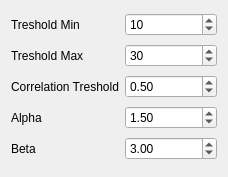
Above: Code/GUI/lib/Resources/WatershedWidget.ui from gofigure2/GoFigure2 before the change. Below: the same form after it.
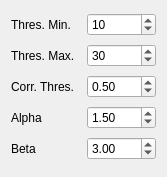
That is the form after the change.

Commit message:
ENH: collapsible widget behavior fixed
ENH: blank widget reset

ENH: modifies collapsible widget test

```diff
--- a/Code/GUI/lib/Resources/WatershedWidget.ui
+++ b/Code/GUI/lib/Resources/WatershedWidget.ui
@@ -6,7 +6,7 @@
    <rect>
     <x>0</x>
     <y>0</y>
-    <width>228</width>
+    <width>167</width>
     <height>177</height>
    </rect>
   </property>
@@ -17,7 +17,7 @@
    <item row="0" column="0">
     <widget class="QLabel" name="label">
      <property name="text">
-      <string>Treshold Min</string>
+      <string>Thres. Min.</string>
      </property>
     </widget>
    </item>
@@ -31,7 +31,7 @@
    <item row="1" column="0">
     <widget class="QLabel" name="label_2">
      <property name="text">
-      <string>Treshold Max</string>
+      <string>Thres. Max.</string>
      </property>
     </widget>
    </item>
@@ -48,7 +48,7 @@
    <item row="2" column="0">
     <widget class="QLabel" name="label_3">
      <property name="text">
-      <string>Correlation Treshold</string>
+      <string>Corr. Thres.</string>
      </property>
     </widget>
    </item>
```
The commit also changes 6 other files.
